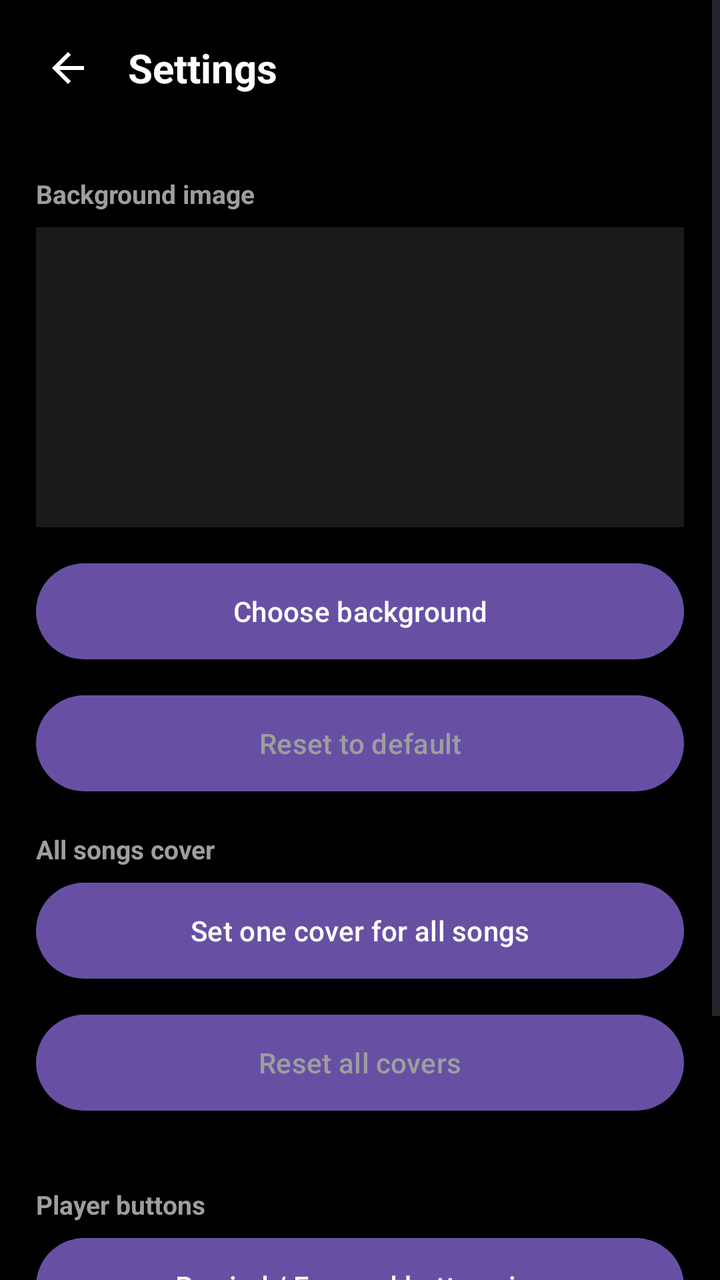
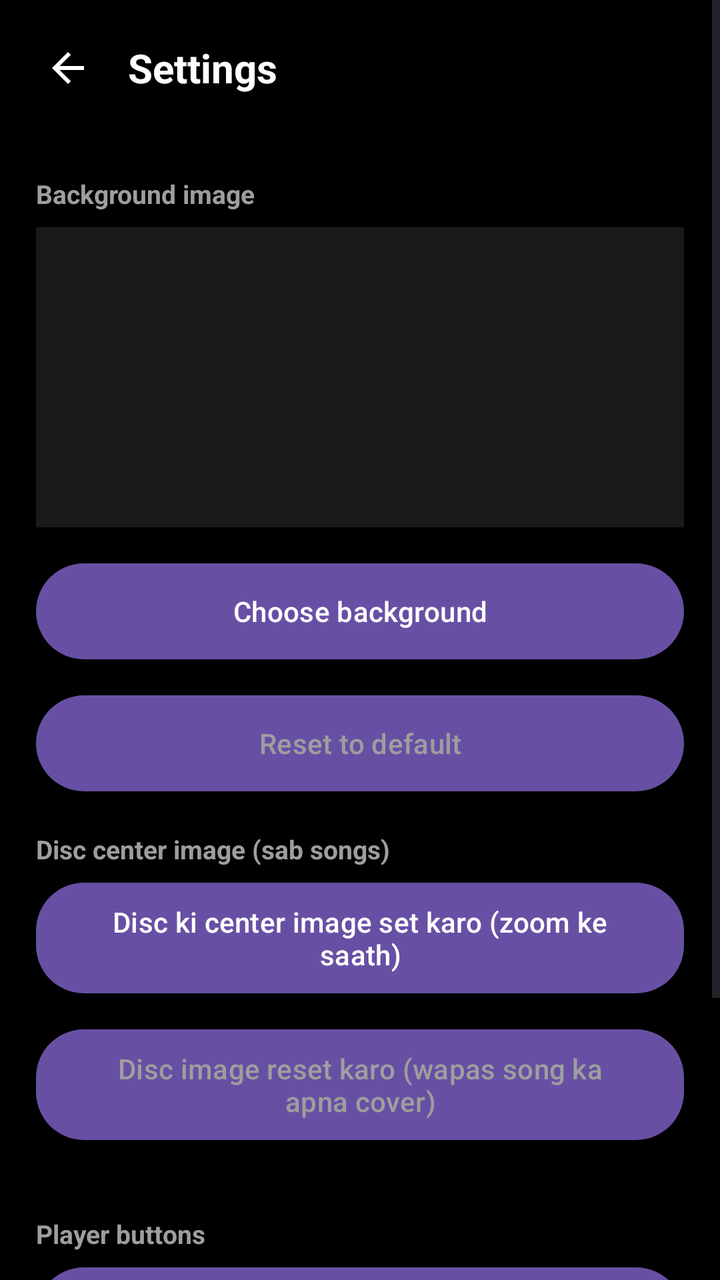

Two renders of the same Android screen: before a commit and after it. Below are the layout's source before the change and the commit's diff.
<!-- AndroidManifest.xml: application theme Theme.UmarMusic -->
<!-- res/layout/activity_settings.xml -->
<?xml version="1.0" encoding="utf-8"?>
<ScrollView xmlns:android="http://schemas.android.com/apk/res/android"
    android:layout_width="match_parent" android:layout_height="match_parent" android:background="@color/black">

    <LinearLayout android:layout_width="match_parent" android:layout_height="wrap_content" android:orientation="vertical">

        <LinearLayout android:layout_width="match_parent" android:layout_height="wrap_content" android:orientation="horizontal" android:gravity="center_vertical" android:padding="12dp">
            <androidx.appcompat.widget.AppCompatImageButton android:id="@+id/back" android:layout_width="44dp" android:layout_height="44dp" android:background="?attr/selectableItemBackgroundBorderless" android:src="@drawable/ic_arrow_back" android:contentDescription="@string/cancel" />
            <TextView android:layout_width="wrap_content" android:layout_height="wrap_content" android:layout_marginStart="8dp" android:text="@string/settings" android:textColor="@color/white" android:textSize="20sp" android:textStyle="bold" />
        </LinearLayout>

        <TextView style="@style/SectionTitle" android:text="@string/background_image" />
        <ImageView android:id="@+id/bgPreview" android:layout_width="match_parent" android:layout_height="150dp" android:layout_marginStart="18dp" android:layout_marginEnd="18dp" android:scaleType="centerCrop" android:background="@color/card_bg" android:contentDescription="@string/current_background" />
        <Button android:id="@+id/btnChoose" android:layout_width="match_parent" android:layout_height="wrap_content" android:layout_margin="18dp" android:text="@string/choose_background" android:textColor="@color/white" android:background="@drawable/bg_search" />
        <Button android:id="@+id/btnReset" android:layout_width="match_parent" android:layout_height="wrap_content" android:layout_marginStart="18dp" android:layout_marginEnd="18dp" android:text="@string/reset_background" android:textColor="@color/gray_text" android:background="@drawable/bg_search" />

        <TextView style="@style/SectionTitle" android:text="All songs cover" />
        <Button android:id="@+id/btnAllCover" android:layout_width="match_parent" android:layout_height="wrap_content" android:layout_marginStart="18dp" android:layout_marginEnd="18dp" android:text="Set one cover for all songs" android:textColor="@color/white" android:background="@drawable/bg_search" />
        <Button android:id="@+id/btnResetCovers" android:layout_width="match_parent" android:layout_height="wrap_content" android:layout_margin="18dp" android:text="Reset all covers" android:textColor="@color/gray_text" android:background="@drawable/bg_search" />

        <TextView style="@style/SectionTitle" android:text="Player buttons" />
        <Button android:id="@+id/btnRewSize" android:layout_width="match_parent" android:layout_height="wrap_content" android:layout_marginStart="18dp" android:layout_marginEnd="18dp" android:layout_marginBottom="18dp" android:text="Rewind / Forward button size" android:textColor="@color/white" android:background="@drawable/bg_search" />

        <TextView style="@style/SectionTitle" android:text="App icon" />
        <TextView android:layout_width="match_parent" android:layout_height="wrap_content" android:paddingStart="18dp" android:paddingEnd="18dp" android:paddingBottom="24dp" android:text="App icon build ke waqt set hoti hai. Badalni ho to GitHub par app_icon_source.png dobara upload karke app rebuild karo." android:textColor="@color/gray_text" android:textSize="14sp" />
    </LinearLayout>
</ScrollView>
<!-- resources referenced by this layout -->
<resources>
  <color name="black">#FF000000</color>
  <color name="card_bg">#FF1A1A1A</color>
  <color name="gray_text">#FF9E9E9E</color>
  <color name="white">#FFFFFFFF</color>
  <!-- drawable bg_search (drawable) -->
  <shape xmlns:android="http://schemas.android.com/apk/res/android" android:shape="rectangle"><solid android:color="@color/search_bg"/><corners android:radius="24dp"/></shape>
  <!-- drawable ic_arrow_back (drawable) -->
  <vector xmlns:android="http://schemas.android.com/apk/res/android" android:width="24dp" android:height="24dp" android:viewportWidth="24" android:viewportHeight="24" android:tint="@color/white"><path android:fillColor="#FFFFFFFF" android:pathData="M20,11H7.83l5.59,-5.59L12,4l-8,8 8,8 1.41,-1.41L7.83,13H20v-2z"/></vector>
  <string name="background_image">Background image</string>
  <string name="cancel">Cancel</string>
  <string name="choose_background">Choose background</string>
  <string name="current_background">Current background</string>
  <string name="reset_background">Reset to default</string>
  <string name="settings">Settings</string>
  <style name="SectionTitle">
          <item name="android:layout_width">match_parent</item>
          <item name="android:layout_height">wrap_content</item>
          <item name="android:paddingStart">18dp</item>
          <item name="android:paddingEnd">18dp</item>
          <item name="android:paddingTop">20dp</item>
          <item name="android:paddingBottom">8dp</item>
          <item name="android:textColor">@color/gray_text</item>
          <item name="android:textSize">13sp</item>
          <item name="android:textStyle">bold</item>
      </style>
  <style name="Theme.UmarMusic" parent="Theme.Material3.DayNight.NoActionBar">
          <item name="android:windowBackground">@color/black</item>
          <item name="android:statusBarColor">@color/black</item>
          <item name="android:navigationBarColor">@color/black</item>
      </style>
  <color name="search_bg">#FF1E1E1E</color>
</resources>

<!-- the commit's change to res/layout/activity_settings.xml (unified diff, before → after) -->
@@ -14,9 +14,9 @@
         <Button android:id="@+id/btnChoose" android:layout_width="match_parent" android:layout_height="wrap_content" android:layout_margin="18dp" android:text="@string/choose_background" android:textColor="@color/white" android:background="@drawable/bg_search" />
         <Button android:id="@+id/btnReset" android:layout_width="match_parent" android:layout_height="wrap_content" android:layout_marginStart="18dp" android:layout_marginEnd="18dp" android:text="@string/reset_background" android:textColor="@color/gray_text" android:background="@drawable/bg_search" />
 
-        <TextView style="@style/SectionTitle" android:text="All songs cover" />
-        <Button android:id="@+id/btnAllCover" android:layout_width="match_parent" android:layout_height="wrap_content" android:layout_marginStart="18dp" android:layout_marginEnd="18dp" android:text="Set one cover for all songs" android:textColor="@color/white" android:background="@drawable/bg_search" />
-        <Button android:id="@+id/btnResetCovers" android:layout_width="match_parent" android:layout_height="wrap_content" android:layout_margin="18dp" android:text="Reset all covers" android:textColor="@color/gray_text" android:background="@drawable/bg_search" />
+        <TextView style="@style/SectionTitle" android:text="Disc center image (sab songs)" />
+        <Button android:id="@+id/btnAllCover" android:layout_width="match_parent" android:layout_height="wrap_content" android:layout_marginStart="18dp" android:layout_marginEnd="18dp" android:text="Disc ki center image set karo (zoom ke saath)" android:textColor="@color/white" android:background="@drawable/bg_search" />
+        <Button android:id="@+id/btnResetCovers" android:layout_width="match_parent" android:layout_height="wrap_content" android:layout_margin="18dp" android:text="Disc image reset karo (wapas song ka apna cover)" android:textColor="@color/gray_text" android:background="@drawable/bg_search" />
 
         <TextView style="@style/SectionTitle" android:text="Player buttons" />
         <Button android:id="@+id/btnRewSize" android:layout_width="match_parent" android:layout_height="wrap_content" android:layout_marginStart="18dp" android:layout_marginEnd="18dp" android:layout_marginBottom="18dp" android:text="Rewind / Forward button size" android:textColor="@color/white" android:background="@drawable/bg_search" />
